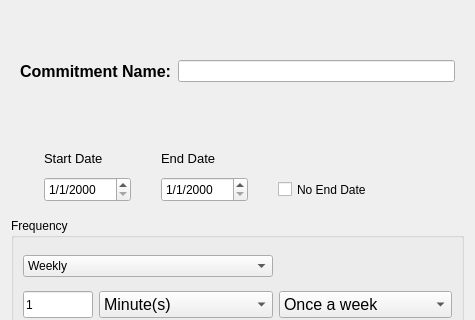
First picture: the form in Tasker/CreateCommitmentQWidget.ui, repository thebigG/Tasker, before the edit; both pictures show x 0 to 475 and y 0 to 320 of the 475 by 475 pixel window.
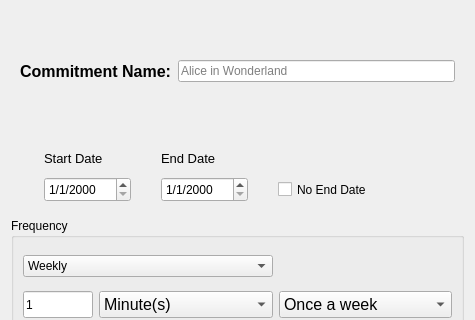
Second picture: the form after the edit.

Commit message:
keyboard AND mouse listener support setup
We will be using iohook for our our keyboard AND mouse listeners. iohook is cross-platform and has an awesome community of maintainers. Even though
iohook is a nodejs extension, it is written enturely in C! Which means we will be integrating it natively with Tasker.

Patch:
```diff
--- a/Tasker/CreateCommitmentQWidget.ui
+++ b/Tasker/CreateCommitmentQWidget.ui
@@ -56,7 +56,11 @@
        </widget>
       </item>
       <item>
-       <widget class="QLineEdit" name="commitmentNameQLineEdit"/>
+       <widget class="QLineEdit" name="commitmentNameQLineEdit">
+        <property name="placeholderText">
+         <string>Alice in Wonderland</string>
+        </property>
+       </widget>
       </item>
      </layout>
     </widget>
```
The commit also changes 2 other files.
